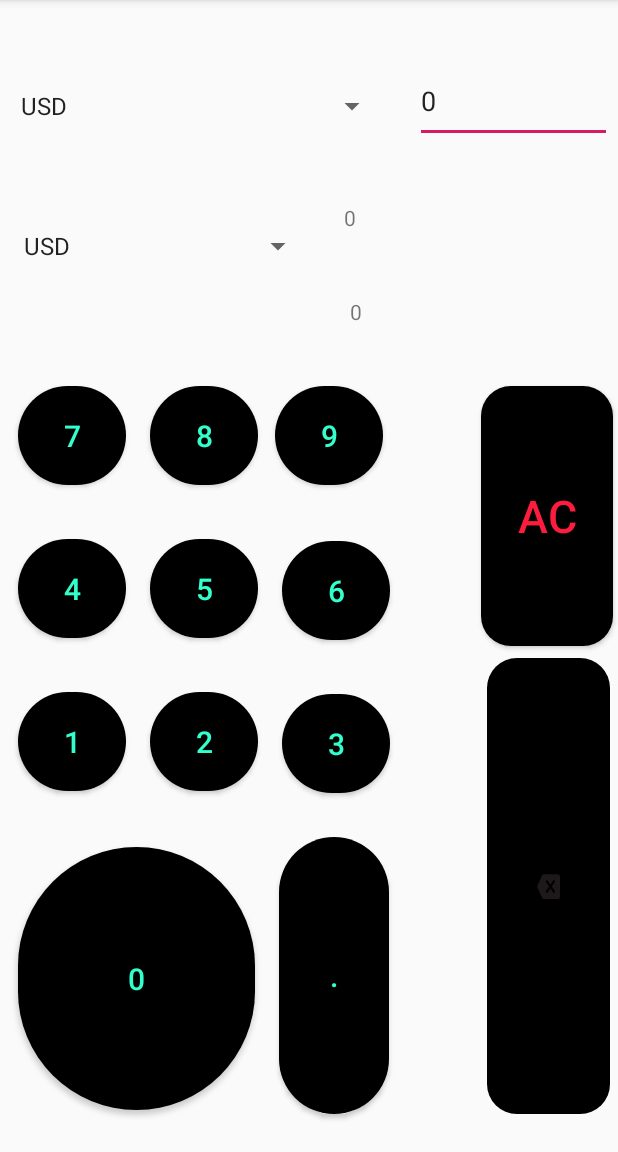
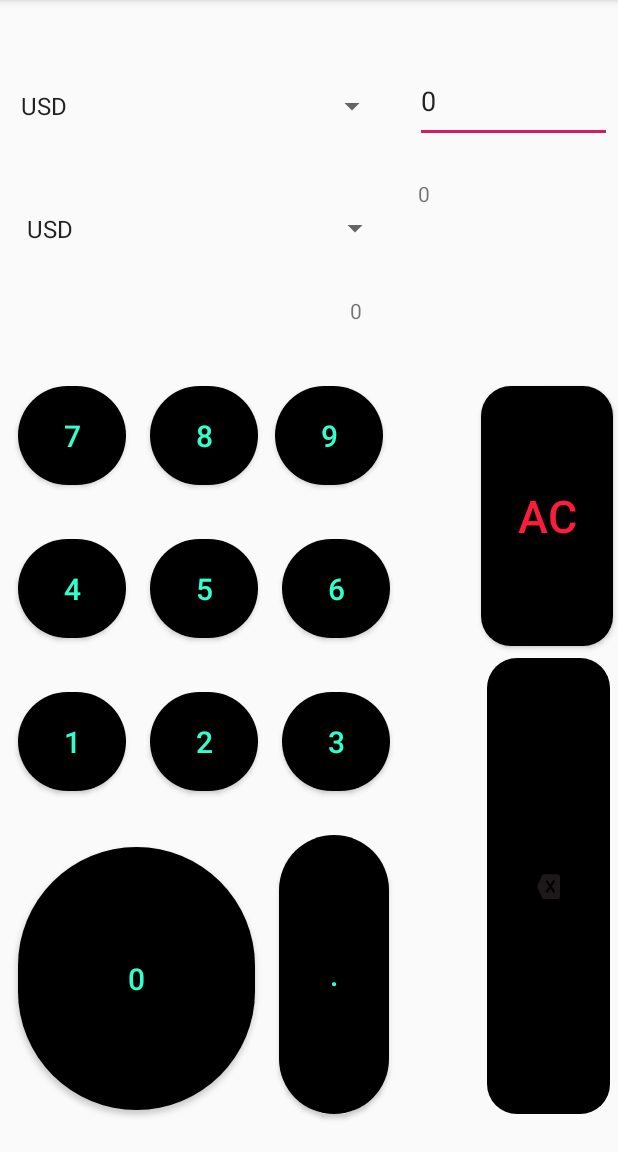
Before and after one commit to Manish068/My-calculator-master, an Android app: the CurrencyConversion screen opened directly, with no data from a screen before it, on a phone screen of 412 x 824 dp, the part 84-1236 px from its top. Run offline under Robolectric (Android 15) with nearby library versions, the phone set to English and light mode, and no system bars.

```diff
--- a/app/src/main/res/layout/activity_currency_conversion.xml
+++ b/app/src/main/res/layout/activity_currency_conversion.xml
@@ -24,16 +24,13 @@
 
         <TextView
             android:id="@+id/Rate"
-            android:layout_width="131dp"
-            android:layout_height="55dp"
+            android:layout_width="129dp"
+            android:layout_height="58dp"
 
             android:layout_below="@+id/et1"
             android:layout_alignParentEnd="true"
-            android:layout_marginStart="2dp"
-            android:layout_marginTop="40dp"
-            android:layout_marginEnd="4dp"
-            android:layout_toEndOf="@+id/spinto"
-             />
+            android:layout_marginTop="24dp"
+            android:layout_marginEnd="4dp" />
 
         <Spinner
             android:id="@+id/spinfrom"
@@ -48,13 +45,14 @@
 
         <Spinner
             android:id="@+id/spinto"
-            android:layout_width="201dp"
-            android:layout_height="53dp"
+            android:layout_width="251dp"
+            android:layout_height="59dp"
             android:layout_below="@+id/spinfrom"
             android:layout_alignParentStart="true"
-            android:layout_marginStart="8dp"
-            android:layout_marginTop="40dp"
-            android:layout_marginEnd="18dp" />
+            android:layout_marginStart="10dp"
+            android:layout_marginTop="25dp"
+            android:layout_marginEnd="18dp"
+            android:layout_toStartOf="@+id/Rate" />
 
         <Button
             android:id="@+id/c7"
@@ -171,7 +169,7 @@
             android:layout_height="66dp"
             android:layout_below="@+id/c9"
             android:layout_marginStart="16dp"
-            android:layout_marginTop="37dp"
+            android:layout_marginTop="36dp"
             android:layout_toEndOf="@+id/c5"
             android:background="@drawable/circle_button"
             android:padding="10dp"
@@ -304,9 +302,8 @@
             android:layout_alignParentStart="true"
             android:layout_alignParentEnd="true"
             android:layout_marginStart="233dp"
-            android:layout_marginTop="7dp"
-            android:layout_marginEnd="6dp"
-             />
+            android:layout_marginTop="20dp"
+            android:layout_marginEnd="6dp" />
 
 
     </RelativeLayout>
```
